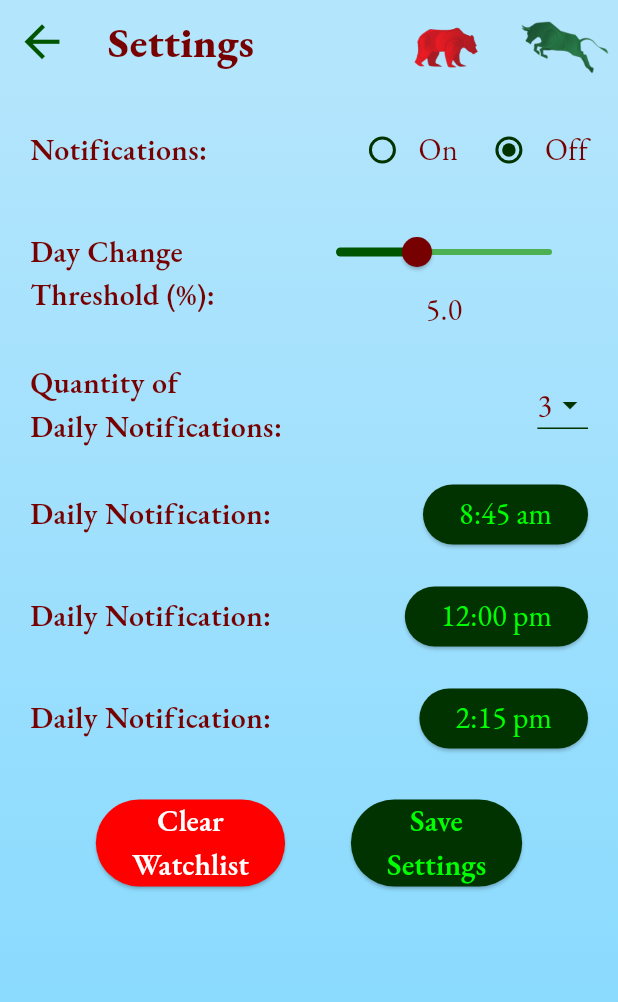
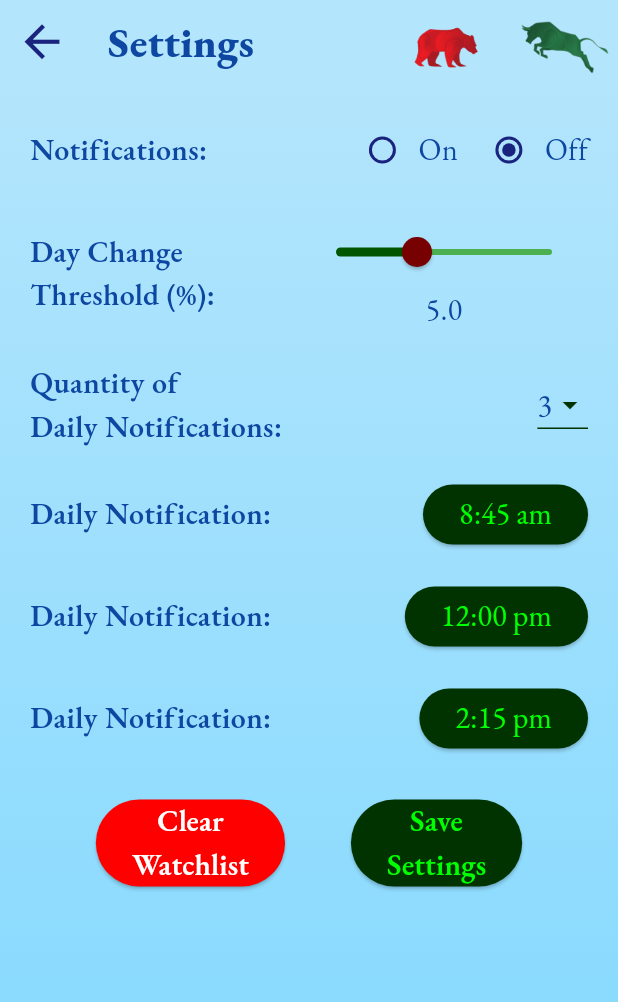
Before and after one commit to JoshMJohnson/Stock_Alert, a Flutter app: the screen it shows after launch, after a tap on the "settings" icon, on a phone screen of 412 x 824 dp. Shown: the top 1002 px of the screen. Run offline on Flutter 3.47's test engine with Material 3 defaults, Android fonts, the phone set to English and light mode, and no system bars; our stand-ins replace shared_preferences.

Commit message:
Update theme.dart

```diff
--- a/lib/theme.dart
+++ b/lib/theme.dart
@@ -6,17 +6,17 @@ ThemeData lightMode = ThemeData(
   scaffoldBackgroundColor: const Color(0xFF80D8FF),
   colorScheme: const ColorScheme.light(
     background: Color(0xFFB3E5FC),
-    primary: Color(0xFF00FF00),
-    secondary: Color(0xFFFF0000),
+    primary: Color(0xFF2979FF),
+    secondary: Color(0xFF82B1FF),
     tertiary: Color(0xFF01579B),
   ),
   dividerColor: const Color(0xFF1B5E20),
   textTheme: const TextTheme(
     headlineMedium: TextStyle(
-      color: Color(0xFFB71C1C),
+      color: Color(0xFF01579B),
     ),
     bodyMedium: TextStyle(
-      color: Color(0xFF770000),
+      color: Color(0xFF0D47A1),
     ),
     bodySmall: TextStyle(
       color: Color(0xFFD50000),
@@ -25,7 +25,7 @@ ThemeData lightMode = ThemeData(
       color: Color(0xFF1B5E20),
     ),
   ),
-  hintColor: const Color(0xFF770000),
+  hintColor: const Color(0xFF0D47A1),
   buttonTheme: const ButtonThemeData(
     colorScheme: ColorScheme.light(
       background: Color(0xFF003300),
@@ -50,10 +50,10 @@ ThemeData lightMode = ThemeData(
   ),
   radioTheme: RadioThemeData(fillColor:
       MaterialStateProperty.resolveWith<Color>((Set<MaterialState> states) {
-    return const Color(0xFF003300);
+    return const Color(0xFF1A237E);
   })),
   iconTheme: const IconThemeData(
-    color: Color(0xFF005500),
+    color: Color(0xFF1A237E),
   ),
   cardTheme: const CardTheme(
     color: Color(0xFFE0E0E0),
```
